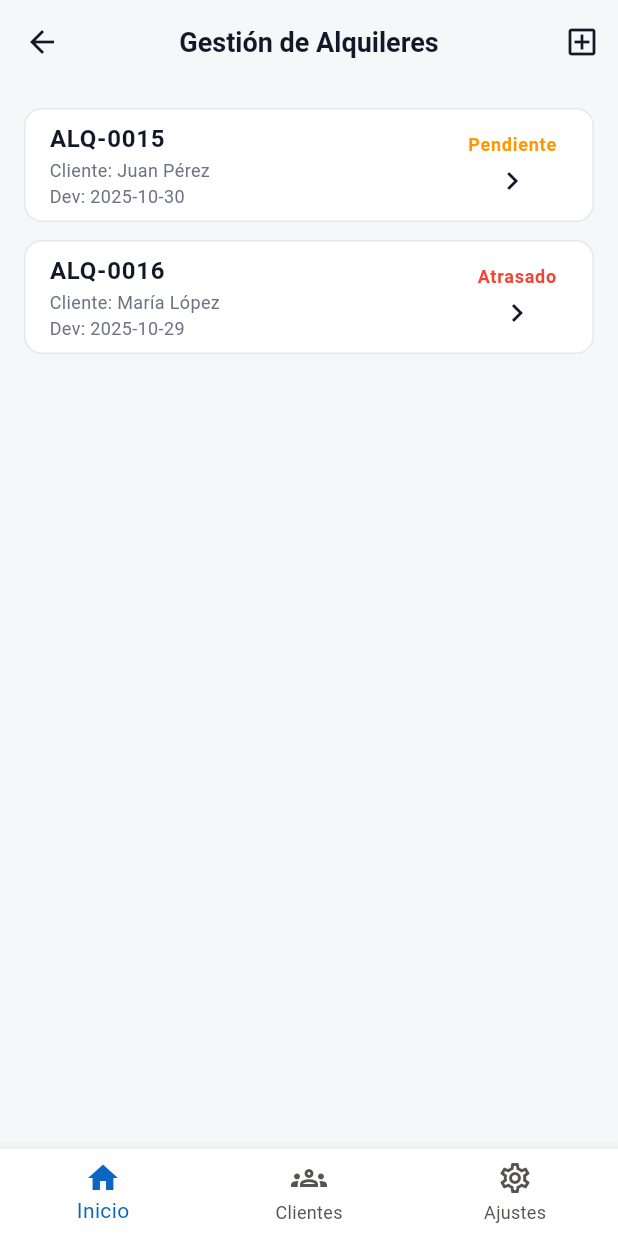
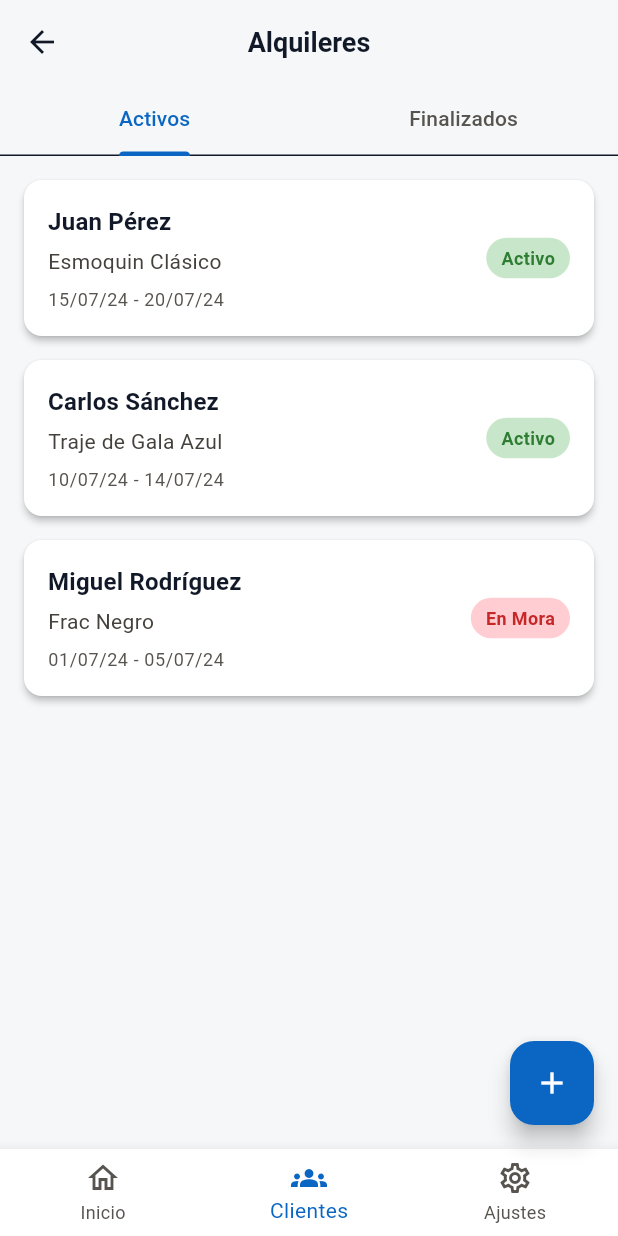
Before and after one commit to EJK-S/UI_APP_TERNOS, a Flutter app: the GestionAlquileresScreen screen opened by its route, on a phone screen of 412 x 824 dp. Run offline on Flutter 3.47's test engine with Material 3 defaults, Android fonts, the light colour scheme and no system bars; Roboto replaces fonts that are missing (Manrope).

Commit message:
Cambiando parte de la interfaz

```diff
--- a/lib/data/mock_data.dart
+++ b/lib/data/mock_data.dart
@@ -1,45 +1,66 @@
-// lib/data/mock_data.dart
 import 'package:proyecto_tienda_ternos/models/cliente.dart';
 import 'package:proyecto_tienda_ternos/models/alquiler.dart';
 import 'package:proyecto_tienda_ternos/models/venta.dart';
 import 'package:proyecto_tienda_ternos/models/inventario_item.dart';
 
-// Datos para gestion_alquileres_screen.dart
+// ----- LISTA DE ALQUILERES ACTUALIZADA -----
 final List<Alquiler> mockAlquileres = [
   const Alquiler(
     codigo: 'ALQ-0015',
     cliente: 'Juan Pérez',
-    fechaDevolucion: '2025-10-30',
-    estado: AlquilerEstado.pendiente, // <-- Usamos el enum
+    producto: 'Esmoquin Clásico', // <-- CAMBIO: Añadido
+    fechaInicio: '15/07/24', // <-- CAMBIO: Añadido
+    fechaDevolucion: '20/07/24',
+    estado: AlquilerEstado.activo,
   ),
   const Alquiler(
     codigo: 'ALQ-0016',
-    cliente: 'María López',
-    fechaDevolucion: '2025-10-29',
-    estado: AlquilerEstado.atrasado, // <-- Usamos el enum
+    cliente: 'Carlos Sánchez',
+    producto: 'Traje de Gala Azul', // <-- CAMBIO: Añadido
+    fechaInicio: '10/07/24', // <-- CAMBIO: Añadido
+    fechaDevolucion: '14/07/24',
+    estado: AlquilerEstado.activo,
+  ),
+  const Alquiler(
+    codigo: 'ALQ-0017',
+    cliente: 'Miguel Rodríguez',
+    producto: 'Frac Negro', // <-- CAMBIO: Añadido
+    fechaInicio: '01/07/24', // <-- CAMBIO: Añadido
+    fechaDevolucion: '05/07/24',
+    estado: AlquilerEstado.atrasado, // "En Mora" en tu imagen
   ),
 ];
 
+// ----- LISTA DE VENTAS ACTUALIZADA -----
+final List<Venta> mockVentas = [
+  const Venta(
+    codigo: 'VEN-1021',
+    producto: 'Traje Clásico Negro', // <-- CAMBIO: Añadido
+    total: 'S/ 250.00',
+    cliente: 'Daniel',
+    fecha: '26 de Julio, 2024',
+  ),
+  const Venta(
+    codigo: 'VEN-1020',
+    producto: 'Esmoquin Moderno', // <-- CAMBIO: Añadido
+    total: 'S/ 300.00',
+    cliente: 'Sofia',
+    fecha: '25 de Julio, 2024',
+  ),
+  const Venta(
+    codigo: 'VEN-1019',
+    producto: 'Traje de Lino Beige', // <-- CAMBIO: Añadido
+    total: 'S/ 200.00',
+    cliente: 'Mateo',
+    fecha: '24 de Julio, 2024',
+  ),
+];
+
+// --- (El resto de tus listas siguen igual) ---
 // Datos para gestion_clientes_screen.dart
 final List<Cliente> mockClientes = [
   const Cliente(nombre: 'Juan Pérez', dni: '12345678', telefono: '987654321'),
   const Cliente(nombre: 'María López', dni: '87654321', telefono: '912345678'),
-];
-
-// Datos para gestion_ventas_screen.dart
-final List<Venta> mockVentas = [
-  const Venta(
-    codigo: 'VEN-1021',
-    total: 'S/ 480.00',
-    cliente: 'Mostrador',
-    fecha: '2025-10-27',
-  ),
-  const Venta(
-    codigo: 'VEN-1020',
-    total: 'S/ 320.00',
-    cliente: 'Juan Pérez',
-    fecha: '2025-10-27',
-  ),
 ];
 
 // Datos para inventario_ternos_screen.dart
@@ -60,8 +81,3 @@ final List<InventarioItem> mockStock = [
     usos: '12',
   ),
 ];
-
-// Datos para devolucion_ternos_screen.dart
-// (Esta lista necesita ser una variable de clase en un StatefulWidget,
-// así que la dejaremos donde está solo por ahora, ya que el estado (daño, entregado) cambia.
-// Si solo fuera para mostrar, la moveríamos aquí mismo.)
--- a/lib/models/alquiler.dart
+++ b/lib/models/alquiler.dart
@@ -1,14 +1,18 @@
-enum AlquilerEstado { pendiente, atrasado }
+enum AlquilerEstado { pendiente, atrasado, activo }
 
 class Alquiler {
   final String codigo;
   final String cliente;
+  final String producto;
+  final String fechaInicio;
   final String fechaDevolucion;
   final AlquilerEstado estado;
 
   const Alquiler({
     required this.codigo,
     required this.cliente,
+    required this.producto,
+    required this.fechaInicio,
     required this.fechaDevolucion,
     required this.estado,
   });
--- a/lib/models/venta.dart
+++ b/lib/models/venta.dart
@@ -1,11 +1,13 @@
 class Venta {
   final String codigo;
+  final String producto;
   final String total;
   final String cliente;
   final String fecha;
 
   const Venta({
     required this.codigo,
+    required this.producto,
     required this.total,
     required this.cliente,
     required this.fecha,
--- a/lib/screens/generar_reportes_screen.dart
+++ b/lib/screens/generar_reportes_screen.dart
@@ -48,7 +48,7 @@ class _GenerarReportesScreenState extends State<GenerarReportesScreen> {
                     ),
                     const SizedBox(height: 8),
                     DropdownButtonFormField<String>(
-                      value: _tipo,
+                      initialValue: _tipo,
                       decoration: const InputDecoration(
                         border: OutlineInputBorder(),
                       ),
--- a/lib/screens/gestion_alquileres_screen.dart
+++ b/lib/screens/gestion_alquileres_screen.dart
@@ -2,7 +2,6 @@ import 'package:flutter/material.dart';
 import 'package:proyecto_tienda_ternos/theme/app_theme.dart';
 import 'package:proyecto_tienda_ternos/widgets/main_bottom_nav.dart';
 import 'package:proyecto_tienda_ternos/data/mock_data.dart';
-// Importa el modelo
 import 'package:proyecto_tienda_ternos/models/alquiler.dart';
 
 class GestionAlquileresScreen extends StatelessWidget {
@@ -10,103 +9,188 @@ class GestionAlquileresScreen extends StatelessWidget {
 
   @override
   Widget build(BuildContext context) {
-    // Función auxiliar para manejar el color y texto del enum
-    Color estadoColor(AlquilerEstado e) {
-      switch (e) {
-        case AlquilerEstado.pendiente:
-          return Colors.orange;
-        case AlquilerEstado.atrasado:
-          return Colors.red;
-        default:
-          return AppColors.primary;
-      }
+    // Usamos DefaultTabController para manejar las pestañas
+    return DefaultTabController(
+      length: 2, // Dos pestañas: Activos y Finalizados
+      child: Scaffold(
+        appBar: AppBar(
+          title: const Text('Alquileres'),
+          bottom: const TabBar(
+            tabs: [
+              Tab(text: 'Activos'),
+              Tab(text: 'Finalizados'),
+            ],
+            // Estilos para que coincida con la imagen
+            indicatorColor: AppColors.primary,
+            labelColor: AppColors.primary,
+            unselectedLabelColor: AppColors.stone600,
+          ),
+        ),
+        body: SafeArea(
+          // TabBarView para mostrar el contenido de cada pestaña
+          child: TabBarView(
+            children: [
+              // Contenido de la pestaña "Activos"
+              _AlquilerListView(
+                alquileres: mockAlquileres
+                    .where(
+                      (a) => a.estado != AlquilerEstado.pendiente,
+                    ) // Ejemplo de filtro
+                    .toList(),
+              ),
+              // Contenido de la pestaña "Finalizados" (ponemos una lista vacía como ejemplo)
+              _AlquilerListView(
+                alquileres: mockAlquileres
+                    .where(
+                      (a) => a.estado == AlquilerEstado.pendiente,
+                    ) // Ejemplo de filtro
+                    .toList(),
+              ),
+            ],
+          ),
+        ),
+        // Tu botón FAB para navegar a /alquileres/nuevo (Imagen 2)
+        floatingActionButton: FloatingActionButton(
+          onPressed: () {
+            Navigator.pushNamed(context, '/alquileres/nuevo');
+          },
+          backgroundColor: AppColors.primary,
+          child: const Icon(Icons.add, color: Colors.white),
+        ),
+        bottomNavigationBar: const MainBottomNav(
+          currentIndex: 1,
+        ), // "Clientes" es el índice 1
+      ),
+    );
+  }
+}
+
+// Widget interno para la lista (así no repetimos código)
+class _AlquilerListView extends StatelessWidget {
+  final List<Alquiler> alquileres;
+  const _AlquilerListView({required this.alquileres});
+
+  @override
+  Widget build(BuildContext context) {
+    if (alquileres.isEmpty) {
+      return const Center(child: Text('No hay alquileres en esta categoría.'));
     }
 
-    String estadoTexto(AlquilerEstado e) {
-      switch (e) {
-        case AlquilerEstado.pendiente:
-          return 'Pendiente';
-        case AlquilerEstado.atrasado:
-          return 'Atrasado';
-        default:
-          return '';
-      }
-    }
+    return ListView.builder(
+      padding: const EdgeInsets.all(16.0),
+      itemCount: alquileres.length,
+      itemBuilder: (context, index) {
+        final alquiler = alquileres[index];
+        // Aquí creamos la tarjeta personalizada
+        return _AlquilerCard(alquiler: alquiler);
+      },
+    );
+  }
+}
 
-    return Scaffold(
-      appBar: AppBar(
-        title: const Text('Gestión de Alquileres'),
-        actions: [
-          IconButton(
-            icon: const Icon(Icons.add_box_outlined),
-            onPressed: () {
-              Navigator.pushNamed(context, '/alquileres/nuevo');
-            },
-          ),
-        ],
-      ),
-      body: SafeArea(
-        child: ListView.builder(
-          padding: const EdgeInsets.fromLTRB(16, 16, 16, 24),
-          itemCount: mockAlquileres.length,
-          itemBuilder: (context, index) {
-            // 'a' ahora es un objeto Alquiler
-            final a = mockAlquileres[index];
-            return Container(
-              margin: EdgeInsets.only(
-                bottom: index == mockAlquileres.length - 1 ? 0 : 12,
-              ),
-              decoration: BoxDecoration(
-                color: Theme.of(context).colorScheme.surface,
-                borderRadius: BorderRadius.circular(12),
-                border: Border.all(
-                  color: Theme.of(context).brightness == Brightness.dark
-                      ? AppColors.borderDark
-                      : AppColors.borderLight,
-                ),
-              ),
-              child: ListTile(
-                title: Text(
-                  a.codigo, // <-- ANTES: a['codigo'] ?? ''
-                  style: const TextStyle(fontWeight: FontWeight.w600),
-                ),
-                subtitle: Text(
-                  // <-- ANTES: 'Cliente: ${a['cliente']}\nDev: ${a['fechaDev']}'
-                  'Cliente: ${a.cliente}\nDev: ${a.fechaDevolucion}',
-                  style: TextStyle(
-                    fontSize: 12,
-                    height: 1.4,
-                    color: Theme.of(context).brightness == Brightness.dark
-                        ? AppColors.subtleDark
-                        : AppColors.subtleLight,
-                  ),
-                ),
-                trailing: Column(
-                  mainAxisAlignment: MainAxisAlignment.center,
+// Widget interno para la tarjeta de Alquiler (Diseño de la Imagen 3)
+class _AlquilerCard extends StatelessWidget {
+  final Alquiler alquiler;
+  const _AlquilerCard({required this.alquiler});
+
+  @override
+  Widget build(BuildContext context) {
+    return Card(
+      elevation: 2,
+      margin: const EdgeInsets.only(bottom: 16.0),
+      shape: RoundedRectangleBorder(borderRadius: BorderRadius.circular(12)),
+      child: InkWell(
+        onTap: () {
+          Navigator.pushNamed(context, '/alquileres/detalle');
+        },
+        borderRadius: BorderRadius.circular(12),
+        child: Padding(
+          padding: const EdgeInsets.all(16.0),
+          child: Row(
+            children: [
+              // Columna para Cliente, Producto y Fechas
+              Expanded(
+                child: Column(
+                  crossAxisAlignment: CrossAxisAlignment.start,
                   children: [
                     Text(
-                      estadoTexto(a.estado), // <-- Usamos la función auxiliar
-                      style: TextStyle(
-                        fontWeight: FontWeight.w600,
-                        color: estadoColor(
-                          a.estado,
-                        ), // <-- Usamos la función auxiliar
-                        fontSize: 12,
+                      alquiler.cliente,
+                      style: Theme.of(context).textTheme.titleMedium?.copyWith(
+                        fontWeight: FontWeight.bold,
                       ),
                     ),
                     const SizedBox(height: 4),
-                    const Icon(Icons.chevron_right),
+                    Text(
+                      alquiler.producto,
+                      style: Theme.of(context).textTheme.bodyMedium?.copyWith(
+                        color: AppColors.stone700,
+                      ),
+                    ),
+                    const SizedBox(height: 8),
+                    Text(
+                      '${alquiler.fechaInicio} - ${alquiler.fechaDevolucion}',
+                      style: Theme.of(context).textTheme.bodySmall?.copyWith(
+                        color: AppColors.stone600,
+                      ),
+                    ),
                   ],
                 ),
-                onTap: () {
-                  Navigator.pushNamed(context, '/alquileres/detalle');
-                },
               ),
-            );
-          },
+              // Espacio
+              const SizedBox(width: 16),
+              // Etiqueta de Estado
+              _StatusTag(estado: alquiler.estado),
+            ],
+          ),
         ),
       ),
-      bottomNavigationBar: const MainBottomNav(currentIndex: 0),
     );
   }
 }
+
+// Widget interno para la etiqueta de estado (Activo, En Mora)
+class _StatusTag extends StatelessWidget {
+  final AlquilerEstado estado;
+  const _StatusTag({required this.estado});
+
+  @override
+  Widget build(BuildContext context) {
+    String text;
+    Color color;
+    Color backgroundColor;
+
+    switch (estado) {
+      case AlquilerEstado.activo:
+        text = 'Activo';
+        color = Colors.green.shade800;
+        backgroundColor = Colors.green.shade100;
+        break;
+      case AlquilerEstado.atrasado:
+        text = 'En Mora';
+        color = Colors.red.shade800;
+        backgroundColor = Colors.red.shade100;
+        break;
+      case AlquilerEstado.pendiente:
+        text = 'Finalizado';
+        color = Colors.grey.shade800;
+        backgroundColor = Colors.grey.shade200;
+        break;
+    }
+
+    return Container(
+      padding: const EdgeInsets.symmetric(horizontal: 10, vertical: 5),
+      decoration: BoxDecoration(
+        color: backgroundColor,
+        borderRadius: BorderRadius.circular(20),
+      ),
+      child: Text(
+        text,
+        style: TextStyle(
+          color: color,
+          fontWeight: FontWeight.bold,
+          fontSize: 12,
+        ),
+      ),
+    );
+  }
+}
--- a/lib/theme/app_theme.dart
+++ b/lib/theme/app_theme.dart
@@ -29,8 +29,6 @@ ThemeData buildTheme({bool dark = false}) {
     onSecondary: Colors.white,
     surface: dark ? AppColors.backgroundDark : Colors.white,
     onSurface: dark ? AppColors.foregroundDark : AppColors.foregroundLight,
-    background: dark ? AppColors.backgroundDark : AppColors.backgroundLight,
-    onBackground: dark ? AppColors.foregroundDark : AppColors.foregroundLight,
     error: Colors.red,
     onError: Colors.white,
   );
```
Also changed, not shown: lib/screens/gestion_ventas_screen.dart (+80 -80 lines), lib/screens/panel_administracion_screen.dart (+7 -9 lines), 1 other file.
